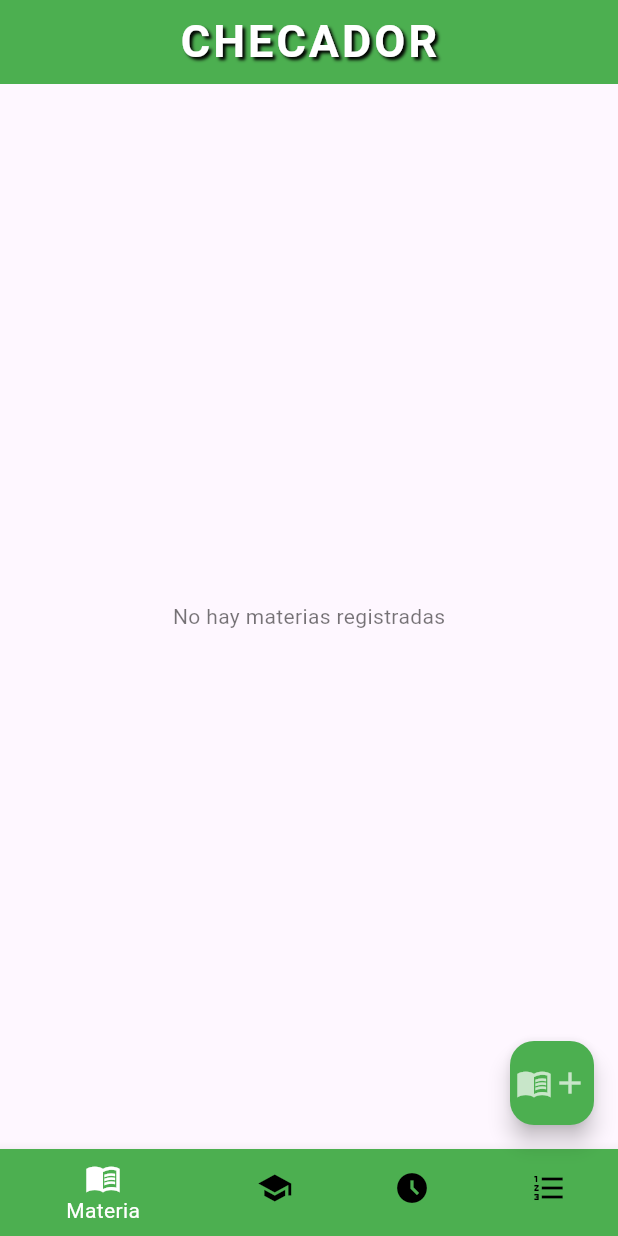
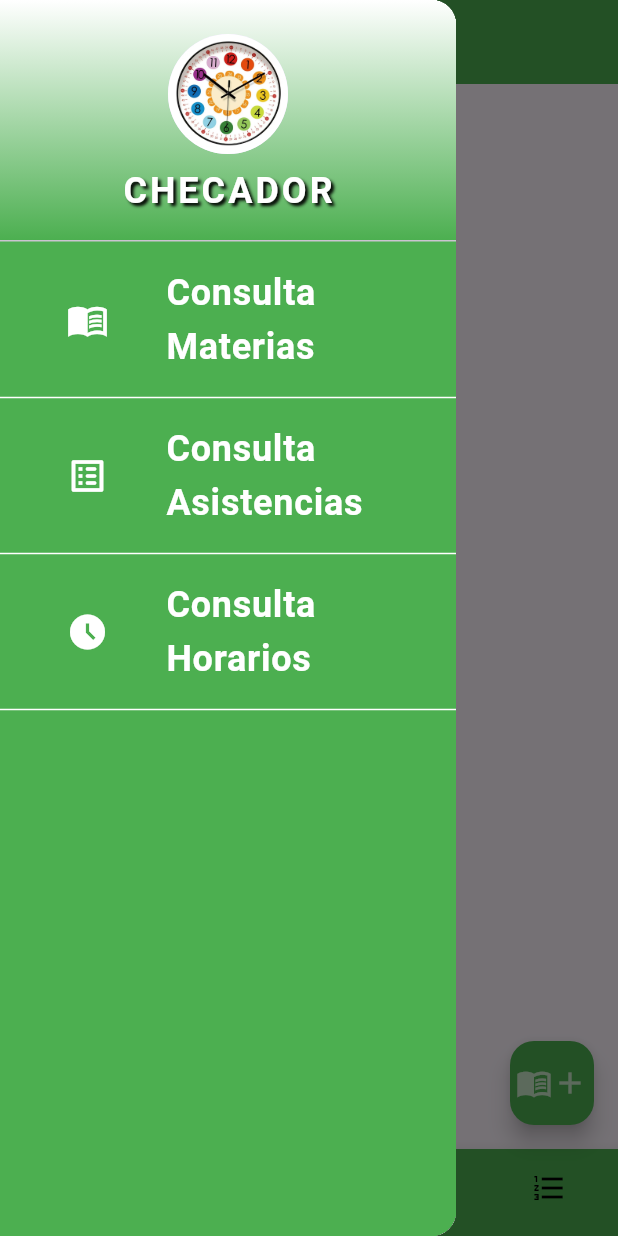
Before and after one commit to JOAGOC/dam_u3_practica1_checador_asistencia, a Flutter app: the screen it shows after launch, with the side drawer open (before the commit the screen has no drawer), on a phone screen of 412 x 824 dp. Run offline on Flutter 3.47's test engine with Material 3 defaults, Android fonts, the phone set to English and light mode, and no system bars; our stand-ins replace sqflite; missing offline and left inert: flutter_date_pickers; accounts and stored records are empty; Roboto replaces fonts that are missing (Montserrat).

Commit message:
Revisión - [] Retocar el diseño - [-] Unificar la interfaz Angel - [x] Crear las respectivas ventanas usando Navigator - [] GUI Para consulta de asistencias por maestro   - [] Consulta - [] GUI para materias que imparte un maestro   - [] Consulta - [] GUI para Filtrar horarios por Edificio   - [] Consulta
Base
- [X] Hacer el menú de navegación
- [X] Adaptar el Floating Action Button a los distintos menus.
- [X] Hacer el dart de la base de datos (Corregido)
- [X] Hacer los manejadores de datos de cada entidad
- [X] Hacer la GUI de los CRUD de materia - Detalles Retocados
- [X] Programar los CRUDS de materia
- [X] Hacer la GUI de los CRUD de profesor
- [X] Programar los CRUDS de profesor
- [X] Hacer la GUI de los CRUD de Horario
  - [X] Consultar detalles del horario
  - [X] Modificar horario
- [X] Programar los CRUDS de Horario
  - [X] Revisar los CRUDS de Horario
- [X] Hacer la GUI de los CRUD de Asistencia
- [X] Programar los CRUDS de Asistencia

```diff
--- a/lib/main.dart
+++ b/lib/main.dart
@@ -1,5 +1,8 @@
 import 'package:dam_u3_practica1_checador_asistencia/Controlador/DBHorario.dart';
 import 'package:dam_u3_practica1_checador_asistencia/Controlador/DBMateria.dart';
+import 'package:dam_u3_practica1_checador_asistencia/GUI/GUIConsultarAsistencia.dart';
+import 'package:dam_u3_practica1_checador_asistencia/GUI/GUIConsultarHorario.dart';
+import 'package:dam_u3_practica1_checador_asistencia/GUI/GUIConsultarMateria.dart';
 import 'package:dam_u3_practica1_checador_asistencia/GUI/GUIHorario.dart';
 import 'package:dam_u3_practica1_checador_asistencia/GUI/GUIMateria.dart';
 import 'package:dam_u3_practica1_checador_asistencia/GUI/GUIProfesor.dart';
@@ -7,7 +10,6 @@ import 'package:dam_u3_practica1_checador_asistencia/GUI/GUIAsistencia.dart';
 
 import 'package:dam_u3_practica1_checador_asistencia/Modelo/HorarioConsultado.dart';
 import 'package:dam_u3_practica1_checador_asistencia/Modelo/Materia.dart';
-import 'package:dam_u3_practica1_checador_asistencia/Modelo/asistencia.dart';
 import 'package:flutter/material.dart';
 
 import 'Controlador/DBAsistencia.dart';
@@ -31,6 +33,7 @@ class MyApp extends StatefulWidget {
 
 class MyAppState extends State<MyApp> {
   int _indice = 0;
+  int _indicedrawer = 0;
   List<Materia> materias = [];
   List<Profesor> profesor = [];
   List<HorarioConsultado> horario = [];
@@ -49,6 +52,7 @@ class MyAppState extends State<MyApp> {
     Icons.access_time_filled,
     Icons.format_list_numbered
   ];
+
   // BottomNavigator
 
   @override
@@ -124,13 +128,16 @@ class MyAppState extends State<MyApp> {
                 GUIProfesor.formularioRegistrar(this, true);
               case 2:
                 GUIHorario.formularioRegistrar(this, true);
-              case 3 :
+              case 3:
                 GUIAsistencia.formularioRegistrar(this, true);
             }
           },
           child: Row(
             children: [
-              Icon(iconos[_indice],color: colores[_indice].shade100,),
+              Icon(
+                iconos[_indice],
+                color: colores[_indice].shade100,
+              ),
               Icon(
                 Icons.add,
                 color: colores[_indice].shade100,
@@ -138,18 +145,129 @@ class MyAppState extends State<MyApp> {
             ],
             mainAxisAlignment: MainAxisAlignment.center,
           )),
+      drawer: Drawer(
+        child: Container(
+          decoration: BoxDecoration(color: Colors.green),
+          child: ListView(
+            children: [
+              DrawerHeader(
+                child: Column(
+                  mainAxisAlignment: MainAxisAlignment.spaceEvenly,
+                  children: [
+                    CircleAvatar(
+                      backgroundImage: AssetImage('assets/logo.png'),
+                      // Ejemplo de imagen personalizada
+                      radius: 40,
+                    ),
+                    Text("CHECADOR",
+                        style: TextStyle(
+                          fontSize: 24,
+                          fontWeight: FontWeight.bold,
+                          fontFamily: 'Montserrat',
+                          color: Colors.white,
+                          letterSpacing: 2.0,
+                          shadows: [
+                            Shadow(
+                              color: Colors.black,
+                              blurRadius: 2,
+                              offset: Offset(2, 2),
+                            ),
+                          ],
+                        )),
+                  ],
+                ),
+                decoration: BoxDecoration(
+                  gradient: LinearGradient(
+                    begin: Alignment.topCenter,
+                    end: Alignment.bottomCenter,
+                    colors: [Colors.white, Colors.green],
+                  ),
+                ),
+              ),
+              //SizedBox(height: 20),
+              itemDrawer(1, Icons.menu_book_sharp, "Consulta Materias"),
+              Divider(color: Colors.white),
+              itemDrawer(2, Icons.list_alt_rounded, "Consulta Asistencias"),
+              Divider(color: Colors.white), // Separador personalizado
+              itemDrawer(3, Icons.access_time_filled, "Consulta Horarios"),
+              Divider(color: Colors.white), // Separador personalizado
+            ],
+          ),
+        ),
+      ),
+    );
+  }
+
+  Widget itemDrawer(int indice, IconData icono, String etiqueta) {
+    return ListTile(
+      onTap: () {
+        setState(() {
+          _indicedrawer = indice;
+        });
+        if (_indicedrawer == 1) {
+          Navigator.pop(context);
+          Navigator.push(context, MaterialPageRoute(builder: (context) {
+            return GUIConsultarMateria();
+          }));
+        } else {
+          if (_indicedrawer == 2) {
+            Navigator.pop(context);
+            Navigator.push(context, MaterialPageRoute(builder: (context) {
+              return GUIConsultarAsistencia();
+            }));
+          } else {
+            Navigator.pop(context);
+            Navigator.push(context, MaterialPageRoute(builder: (context) {
+              return GUIConsultarHorario();
+            }));
+          }
+        }
+      },
+      title: Row(
+        children: [
+          Expanded(
+            child: Icon(
+              icono,
+              color: Colors.white, // Color del ícono
+              size: 28, // Tamaño del ícono
+            ),
+          ),
+          SizedBox(width: 10), // Espacio entre el ícono y el texto
+          Expanded(
+            flex: 2,
+            child: Text(
+              etiqueta,
+              style: TextStyle(
+                color: Colors.white, // Color del texto
+                fontSize: 24, // Tamaño del texto
+                fontWeight: FontWeight.bold, // Negrita del texto
+              ),
+            ),
+          ),
+        ],
+      ),
     );
   }
 
   dinamico() {
     switch (_indice) {
-      case 0:return GUIMateria.listaMaterias(this);
-      case 1: return GUIProfesor.listaProfesor(this);
-      case 2: return GUIHorario.listaHorario(this);
-      case 3: return GUIAsistencia.listaAsistencia(this);
+      case 0:
+        return GUIMateria.listaMaterias(this);
+      case 1:
+        return GUIProfesor.listaProfesor(this);
+      case 2:
+        return GUIHorario.listaHorario(this);
+      case 3:
+        return GUIAsistencia.listaAsistencia(this);
+      case 4:
+        return consultamateria();
       default:
         return GUIMateria.listaMaterias(this);
     }
+  }
+
+  Widget consultamateria() {
+    return ListView();
   }
 
   void consultarMaterias() async {
--- a/pubspec.yaml
+++ b/pubspec.yaml
@@ -60,8 +60,8 @@ flutter:
   uses-material-design: true
 
   # To add assets to your application, add an assets section, like this:
-  # assets:
-  #   - images/a_dot_burr.jpeg
+  assets:
+    - assets/logo.png
   #   - images/a_dot_ham.jpeg
 
   # An image asset can refer to one or more resolution-specific "variants", see
```
Also changed, not shown: lib/GUI/GUIConsultarAsistencia.dart (added, +37 -0 lines), lib/GUI/GUIConsultarHorario.dart (added, +37 -0 lines), lib/GUI/GUIConsultarMateria.dart (added, +38 -0 lines), assets/logo.png (added).
